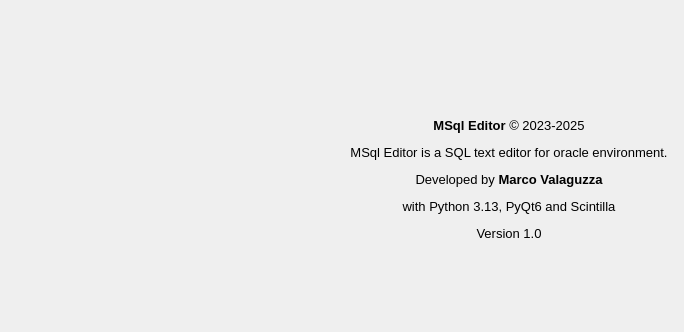
The window that source/qtdesigner/program_info_ui.ui (MValaguz/MSql) describes before a commit, drawn with Qt 5.
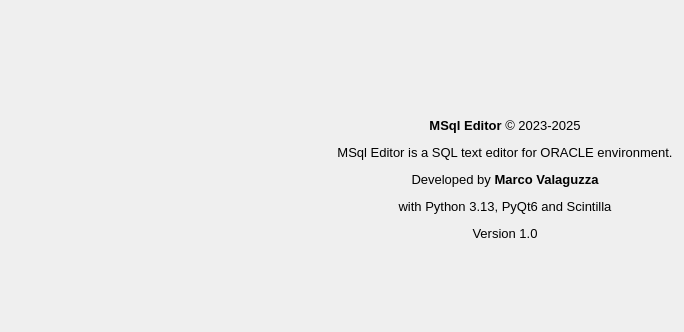
The same window after the commit. Icons and pictures are not drawn.

What changed in the file:
```diff
--- a/source/qtdesigner/program_info_ui.ui
+++ b/source/qtdesigner/program_info_ui.ui
@@ -30,7 +30,7 @@
      <item row="0" column="1">
       <widget class="QLabel" name="label_2">
        <property name="text">
-        <string>&lt;html&gt;&lt;head/&gt;&lt;body&gt;&lt;p align=&quot;center&quot;&gt;&lt;span style=&quot; font-size:10pt;&quot;&gt;&lt;br/&gt;&lt;/span&gt;&lt;/p&gt;&lt;p align=&quot;center&quot;&gt;&lt;span style=&quot; font-size:10pt; font-weight:600;&quot;&gt;MSql Editor &lt;/span&gt;&lt;span style=&quot; font-size:10pt;&quot;&gt;© 2023-2025&lt;/span&gt;&lt;/p&gt;&lt;p align=&quot;center&quot;&gt;&lt;span style=&quot; font-size:10pt;&quot;&gt;MSql Editor is a SQL text editor for oracle environment.&lt;/span&gt;&lt;/p&gt;&lt;p align=&quot;center&quot;&gt;&lt;span style=&quot; font-size:10pt;&quot;&gt;Developed by &lt;/span&gt;&lt;span style=&quot; font-size:10pt; font-weight:600;&quot;&gt;Marco Valaguzza&lt;/span&gt;&lt;/p&gt;&lt;p align=&quot;center&quot;&gt;&lt;span style=&quot; font-size:10pt;&quot;&gt;with Python 3.13, PyQt6 and Scintilla&lt;/span&gt;&lt;/p&gt;&lt;p align=&quot;center&quot;&gt;&lt;span style=&quot; font-size:10pt;&quot;&gt;Version 1.0&lt;br/&gt;&lt;/span&gt;&lt;/p&gt;&lt;/body&gt;&lt;/html&gt;</string>
+        <string>&lt;html&gt;&lt;head/&gt;&lt;body&gt;&lt;p align=&quot;center&quot;&gt;&lt;span style=&quot; font-size:10pt;&quot;&gt;&lt;br/&gt;&lt;/span&gt;&lt;/p&gt;&lt;p align=&quot;center&quot;&gt;&lt;span style=&quot; font-size:10pt; font-weight:600;&quot;&gt;MSql Editor &lt;/span&gt;&lt;span style=&quot; font-size:10pt;&quot;&gt;© 2023-2025&lt;/span&gt;&lt;/p&gt;&lt;p align=&quot;center&quot;&gt;&lt;span style=&quot; font-size:10pt;&quot;&gt;MSql Editor is a SQL text editor for ORACLE environment.&lt;/span&gt;&lt;/p&gt;&lt;p align=&quot;center&quot;&gt;&lt;span style=&quot; font-size:10pt;&quot;&gt;Developed by &lt;/span&gt;&lt;span style=&quot; font-size:10pt; font-weight:600;&quot;&gt;Marco Valaguzza&lt;/span&gt;&lt;/p&gt;&lt;p align=&quot;center&quot;&gt;&lt;span style=&quot; font-size:10pt;&quot;&gt;with Python 3.13, PyQt6 and Scintilla&lt;/span&gt;&lt;/p&gt;&lt;p align=&quot;center&quot;&gt;&lt;span style=&quot; font-size:10pt;&quot;&gt;Version 1.0&lt;br/&gt;&lt;/span&gt;&lt;/p&gt;&lt;/body&gt;&lt;/html&gt;</string>
        </property>
        <property name="alignment">
         <set>Qt::AlignLeading|Qt::AlignLeft|Qt::AlignVCenter</set>
```
